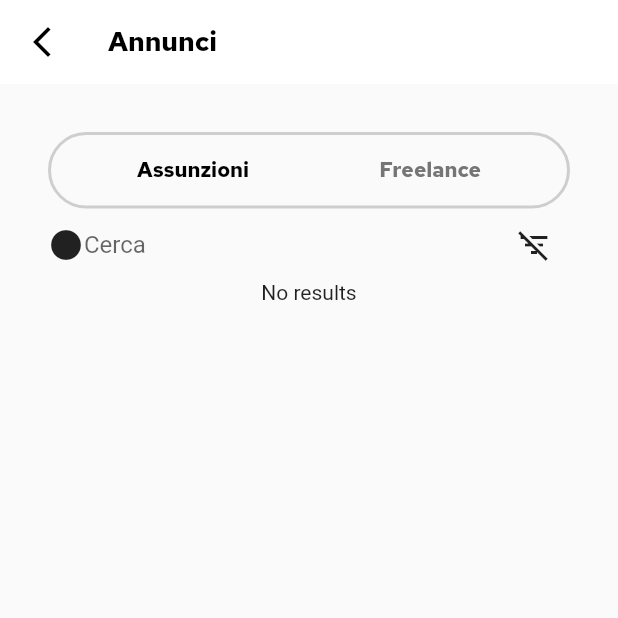
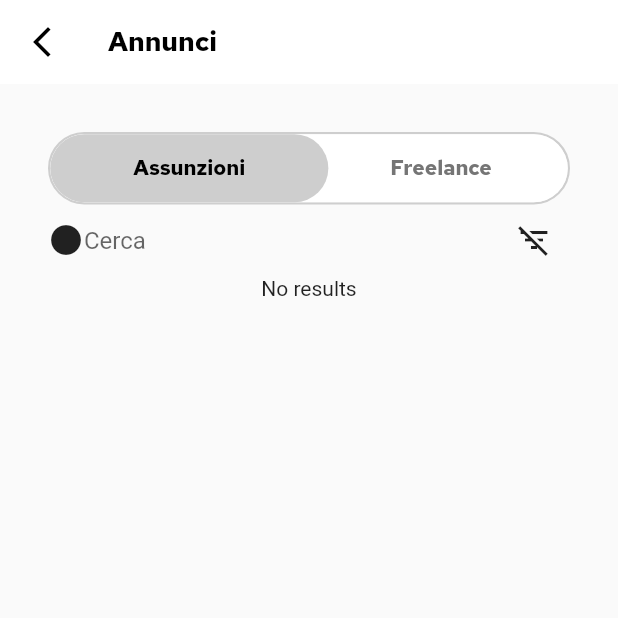
Before and after one commit to loromagnoni/fudeo-hackaton, a Flutter app: the JobOfferListPage screen opened directly, on a phone screen of 412 x 824 dp, the top half of it. Run offline on Flutter 3.47's test engine with Material 2 defaults, Android fonts, the light colour scheme and no system bars; our stand-ins replace bloc, equatable, flutter_bloc, flutter_svg, phosphor_flutter, rxdart and 2 more; accounts and stored records are empty; network calls fail.

Commit message:
style: toggle

```diff
--- /dev/null
+++ b/lib/job_offer_list/widget/animated_toggle.dart
@@ -0,0 +1,88 @@
+import 'package:flutter/material.dart';
+import 'package:fudeo_hackaton/theme/fonts.dart';
+
+class AnimatedToggle extends StatefulWidget {
+  final List<String> values;
+  final ValueChanged onToggleCallback;
+  final Color backgroundColor;
+  final Color buttonColor;
+  final Color textColor;
+
+  AnimatedToggle({
+    required this.values,
+    required this.onToggleCallback,
+    required this.backgroundColor,
+    required this.buttonColor,
+    required this.textColor,
+  });
+  @override
+  _AnimatedToggleState createState() => _AnimatedToggleState();
+}
+
+class _AnimatedToggleState extends State<AnimatedToggle> {
+  bool initialPosition = true;
+
+  @override
+  Widget build(BuildContext context) {
+    final width = MediaQuery.of(context).size.width;
+    final height = width * 0.11;
+    return Stack(
+      children: <Widget>[
+        GestureDetector(
+          onTap: () {
+            initialPosition = !initialPosition;
+            var index = 0;
+            if (!initialPosition) {
+              index = 1;
+            }
+            widget.onToggleCallback(index);
+            setState(() {});
+          },
+          child: Container(
+            height: height,
+            decoration: ShapeDecoration(
+              color: widget.backgroundColor,
+              shape: RoundedRectangleBorder(
+                borderRadius: BorderRadius.circular(width * 0.1),
+              ),
+            ),
+            child: Row(
+              mainAxisAlignment: MainAxisAlignment.spaceAround,
+              children: List.generate(
+                widget.values.length,
+                (index) => Padding(
+                  padding: EdgeInsets.symmetric(horizontal: 32),
+                  child: Text(
+                    widget.values[index],
+                    style: AppFonts.jobListToggle,
+                  ),
+                ),
+              ),
+            ),
+          ),
+        ),
+        AnimatedAlign(
+          duration: const Duration(milliseconds: 250),
+          curve: Curves.decelerate,
+          alignment:
+              initialPosition ? Alignment.centerLeft : Alignment.centerRight,
+          child: Container(
+            width: width * 0.45,
+            height: height,
+            decoration: ShapeDecoration(
+              color: widget.buttonColor,
+              shape: RoundedRectangleBorder(
+                borderRadius: BorderRadius.circular(width * 0.1),
+              ),
+            ),
+            child: Text(
+              initialPosition ? widget.values[0] : widget.values[1],
+              style: AppFonts.jobListToggleActive,
+            ),
+            alignment: Alignment.center,
+          ),
+        ),
+      ],
+    );
+  }
+}
--- a/lib/job_offer_list/widget/opportunity_type_toggle.dart
+++ b/lib/job_offer_list/widget/opportunity_type_toggle.dart
@@ -3,6 +3,7 @@ import 'package:flutter/src/widgets/framework.dart';
 import 'package:flutter/src/widgets/placeholder.dart';
 import 'package:flutter_bloc/flutter_bloc.dart';
 import 'package:fudeo_hackaton/job_offer_list/bloc/job_offer_list_bloc.dart';
+import 'package:fudeo_hackaton/job_offer_list/widget/animated_toggle.dart';
 import 'package:fudeo_hackaton/theme/colors.dart';
 import 'package:fudeo_hackaton/theme/fonts.dart';
 
@@ -13,13 +14,23 @@ class OpportunityTypeToggle extends StatelessWidget {
   Widget build(BuildContext context) {
     return DecoratedBox(
       decoration: BoxDecoration(
-          border: Border.all(color: AppColors.grey, width: 2),
-          borderRadius: BorderRadius.circular(99)),
+        border: Border.all(color: AppColors.grey, width: 1.5),
+        borderRadius: BorderRadius.circular(99),
+      ),
       child: Padding(
-        padding: const EdgeInsets.all(16),
+        padding: const EdgeInsets.all(1.5),
         child: BlocBuilder<JobOfferListBloc, JobOfferListState>(
           bloc: context.read<JobOfferListBloc>(),
           builder: (context, state) {
+            return AnimatedToggle(
+              values: ['Assunzioni', 'Freelance'],
+              backgroundColor: AppColors.white,
+              textColor: AppColors.black,
+              buttonColor: AppColors.grey,
+              onToggleCallback: (_) =>
+                  BlocProvider.of<JobOfferListBloc>(context)
+                      .add(OpportunityToggleTap()),
+            );
             return Row(
               mainAxisAlignment: MainAxisAlignment.spaceAround,
               children: [
```
